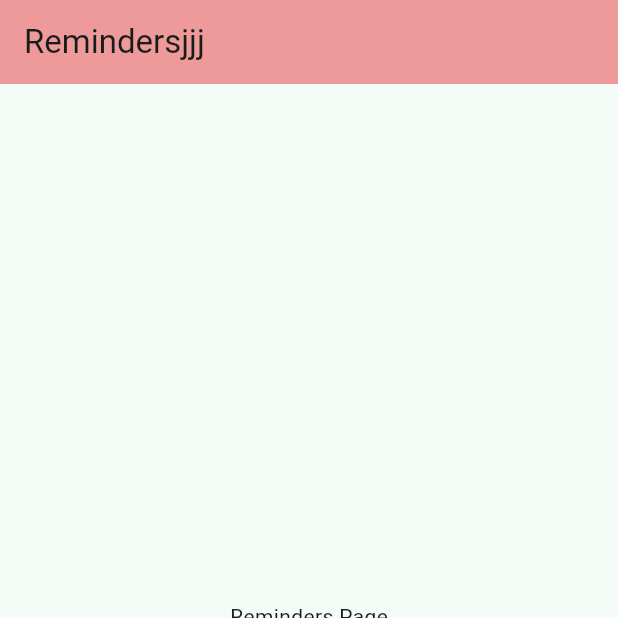
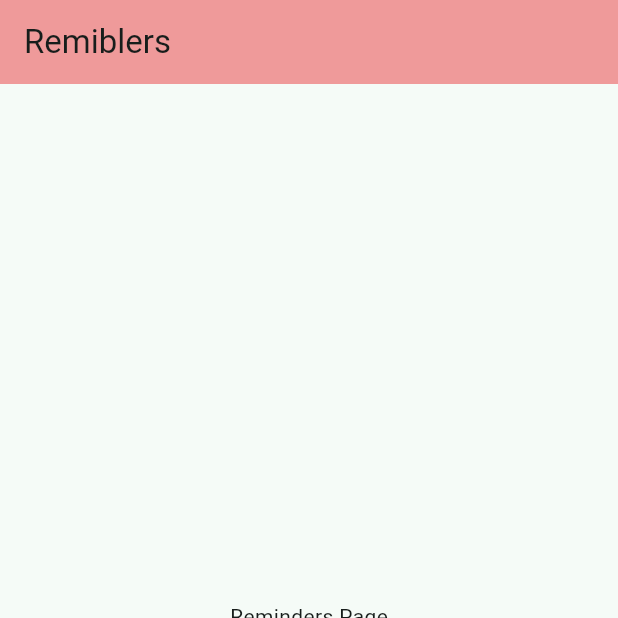
Before and after one commit to R1tMah/Schedule_Maker, a Flutter app: the screen it shows after launch, item 2 of the bottom bar chosen, on a phone screen of 412 x 824 dp, the top half of it. Run offline on Flutter 3.47's test engine with Material 3 defaults, Android fonts, the phone set to English and light mode, and no system bars.

```diff
--- a/lib/main.dart
+++ b/lib/main.dart
@@ -102,7 +102,7 @@ class _MyHomePageState extends State<MyHomePage> {
       case 0:
         return 'Schedule';
       case 1:
-        return 'Remindersjjj';
+        return 'Remiblers';
       case 2:
         return 'History';
       case 3:
```
